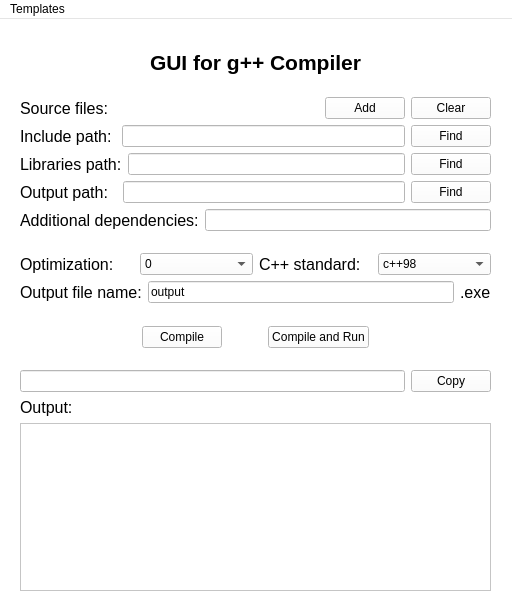
Old version of the form mainwindow.ui in the repository CosmoSt4r/gui-gpp.
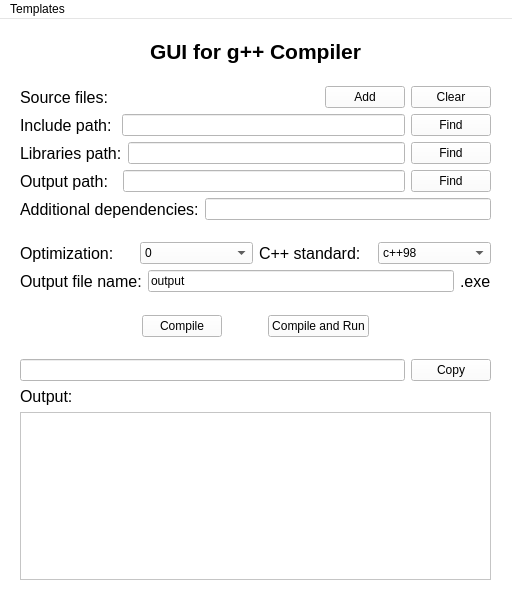
New version of the form.

The edit to the form file:
```diff
--- a/mainwindow.ui
+++ b/mainwindow.ui
@@ -460,7 +460,7 @@
     <property name="geometry">
      <rect>
       <x>20</x>
-      <y>31</y>
+      <y>20</y>
       <width>471</width>
       <height>541</height>
      </rect>
```
Left out of the diff: 12 changed lines with no effect on the pictures.
